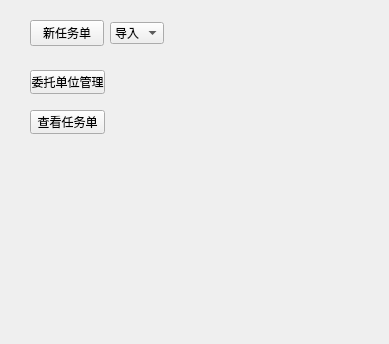
hcc01/ELIMS, file src/TaskSheetManager/tasksheetui.ui: the form before one commit.
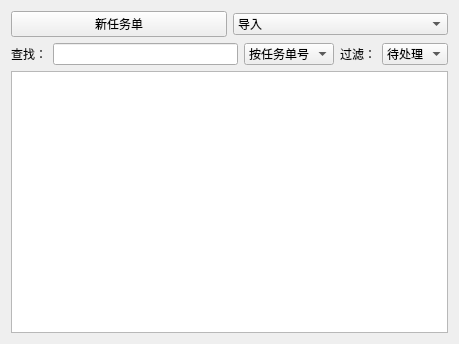
The form after the commit. Custom widgets are drawn as their Qt base class.

Diff of the .ui file:
```diff
--- a/src/TaskSheetManager/tasksheetui.ui
+++ b/src/TaskSheetManager/tasksheetui.ui
@@ -6,48 +6,15 @@
    <rect>
     <x>0</x>
     <y>0</y>
-    <width>389</width>
+    <width>459</width>
     <height>344</height>
    </rect>
   </property>
   <property name="windowTitle">
    <string>Form</string>
   </property>
-  <widget class="QPushButton" name="pushButton">
-   <property name="geometry">
-    <rect>
-     <x>30</x>
-     <y>70</y>
-     <width>75</width>
-     <height>24</height>
-    </rect>
-   </property>
-   <property name="text">
-    <string>委托单位管理</string>
-   </property>
-  </widget>
-  <widget class="QPushButton" name="pushButton_2">
-   <property name="geometry">
-    <rect>
-     <x>30</x>
-     <y>110</y>
-     <width>75</width>
-     <height>24</height>
-    </rect>
-   </property>
-   <property name="text">
-    <string>查看任务单</string>
-   </property>
-  </widget>
-  <widget class="QWidget" name="">
-   <property name="geometry">
-    <rect>
-     <x>30</x>
-     <y>20</y>
-     <width>134</width>
-     <height>26</height>
-    </rect>
-   </property>
+  <layout class="QVBoxLayout" name="verticalLayout">
+   <item>
    <layout class="QHBoxLayout" name="horizontalLayout">
     <item>
      <widget class="QPushButton" name="newSheetBtn">
@@ -71,8 +38,88 @@
      </widget>
     </item>
    </layout>
-  </widget>
- </widget>
+   </item>
+   <item>
+    <layout class="QHBoxLayout" name="horizontalLayout_2">
+     <item>
+      <widget class="QLabel" name="label_2">
+       <property name="text">
+        <string>查找：</string>
+       </property>
+      </widget>
+     </item>
+     <item>
+      <widget class="QLineEdit" name="lineEdit"/>
+     </item>
+     <item>
+      <widget class="QComboBox" name="comboBox_3">
+       <item>
+        <property name="text">
+         <string>按任务单号</string>
+        </property>
+       </item>
+       <item>
+        <property name="text">
+         <string>按委托单位</string>
+        </property>
+       </item>
+       <item>
+        <property name="text">
+         <string>按受检单位</string>
+        </property>
+       </item>
+       <item>
+        <property name="text">
+         <string>按项目名称</string>
+        </property>
+       </item>
+      </widget>
+     </item>
+     <item>
+      <widget class="QLabel" name="label">
+       <property name="text">
+        <string>过滤：</string>
+       </property>
+      </widget>
+     </item>
+     <item>
+      <widget class="QComboBox" name="comboBox_2">
+       <item>
+        <property name="text">
+         <string>待处理</string>
+        </property>
+       </item>
+       <item>
+        <property name="text">
+         <string>未完成</string>
+        </property>
+       </item>
+       <item>
+        <property name="text">
+         <string>已完成</string>
+        </property>
+       </item>
+       <item>
+        <property name="text">
+         <string>全部</string>
+        </property>
+       </item>
+      </widget>
+     </item>
+    </layout>
+   </item>
+   <item>
+    <widget class="MyTableView" name="tableView"/>
+   </item>
+  </layout>
+ </widget>
+ <customwidgets>
+  <customwidget>
+   <class>MyTableView</class>
+   <extends>QTableView</extends>
+   <header location="global">mytableview.h</header>
+  </customwidget>
+ </customwidgets>
  <resources/>
  <connections/>
 </ui>
```
Lines whose indentation alone changed are shown as unchanged.
